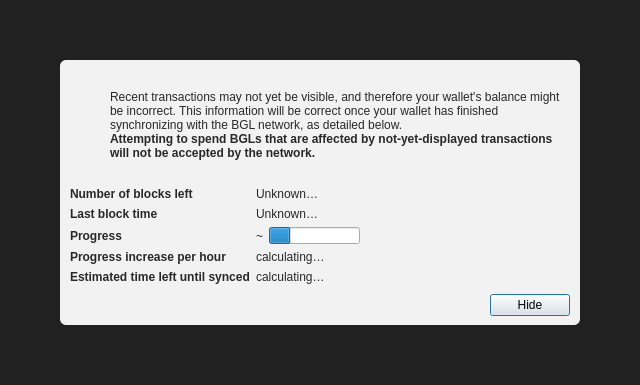
The window that src/qt/forms/modaloverlay.ui (BitgesellOfficial/bitgesell) describes before a commit, drawn with Qt 5.
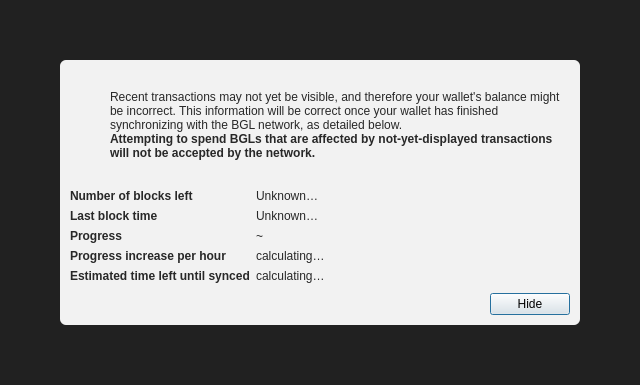
The same window after the commit. Icons and pictures are not drawn.

Patch:
```diff
--- a/src/qt/forms/modaloverlay.ui
+++ b/src/qt/forms/modaloverlay.ui
@@ -271,16 +271,6 @@
                </property>
               </widget>
              </item>
-             <item>
-              <widget class="QProgressBar" name="progressBar">
-               <property name="value">
-                <number>24</number>
-               </property>
-               <property name="format">
-                <string/>
-               </property>
-              </widget>
-             </item>
             </layout>
            </item>
            <item row="4" column="0">
```
